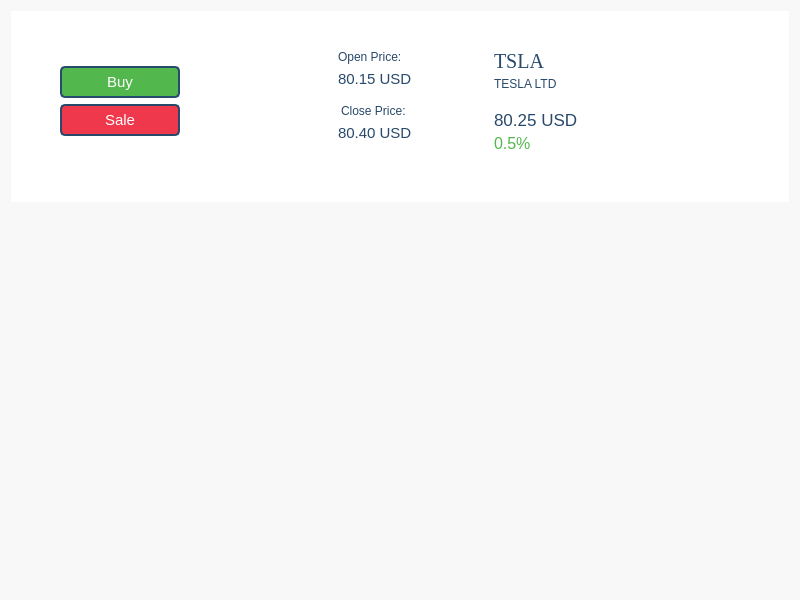
Qt form view/ui/stock_info.ui (MYI26/My_Portfolio_Manager) before a commit.
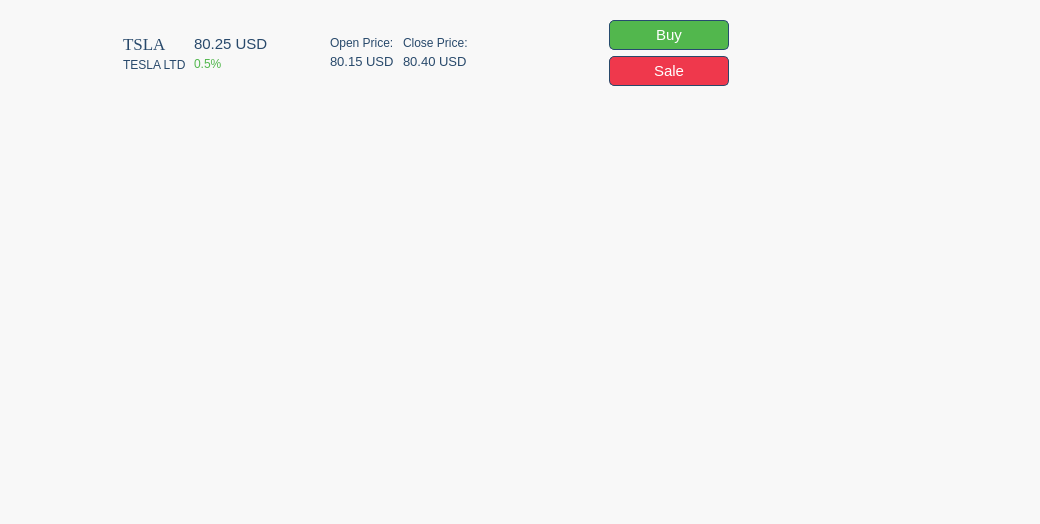
The same form after that commit. Icons and pictures are not drawn.

Commit message:
Enhance Portfolio and Stock Info Views
- Added a new signal in PortfolioView to emit selected stock symbols.
- Connected item click events in the stock list to emit the selected stock symbol.
- Updated UI dimensions for stock chart and stock info views for better layout.
- Modified layout directions and margins for improved visual alignment.
- Changed button styles and added new buttons for buying and selling stocks.
- Updated stock information labels to reflect current data and improved styling.

What changed in the file:
```diff
--- a/view/ui/stock_info.ui
+++ b/view/ui/stock_info.ui
@@ -6,8 +6,8 @@
    <rect>
     <x>0</x>
     <y>0</y>
-    <width>800</width>
-    <height>600</height>
+    <width>1040</width>
+    <height>524</height>
    </rect>
   </property>
   <property name="styleSheet">
@@ -16,10 +16,10 @@
 </string>
   </property>
   <layout class="QVBoxLayout" name="mainLayout">
-   <item>
+   <item alignment="Qt::AlignTop">
     <widget class="QFrame" name="frameHeader">
      <property name="sizePolicy">
-      <sizepolicy hsizetype="Preferred" vsizetype="Fixed">
+      <sizepolicy hsizetype="Preferred" vsizetype="Preferred">
        <horstretch>0</horstretch>
        <verstretch>0</verstretch>
       </sizepolicy>
@@ -30,245 +30,116 @@
        <height>0</height>
       </size>
      </property>
+     <property name="layoutDirection">
+      <enum>Qt::LeftToRight</enum>
+     </property>
      <property name="styleSheet">
       <string notr="true">color: rgb(40, 73, 107);
-background-color: rgb(255, 255, 255);</string>
+</string>
      </property>
-     <layout class="QHBoxLayout" name="headerLayout">
-      <property name="topMargin">
-       <number>30</number>
-      </property>
-      <property name="bottomMargin">
+     <layout class="QHBoxLayout" name="horizontalLayout_2">
+      <property name="leftMargin">
        <number>40</number>
       </property>
-      <item alignment="Qt::AlignHCenter|Qt::AlignVCenter">
-       <widget class="QFrame" name="frameActions">
-        <property name="enabled">
-         <bool>true</bool>
-        </property>
+      <property name="rightMargin">
+       <number>300</number>
+      </property>
+      <item alignment="Qt::AlignLeft|Qt::AlignVCenter">
+       <widget class="QFrame" name="frameLogo">
         <property name="sizePolicy">
-         <sizepolicy hsizetype="Fixed" vsizetype="Preferred">
+         <sizepolicy hsizetype="Preferred" vsizetype="Preferred">
           <horstretch>0</horstretch>
           <verstretch>0</verstretch>
          </sizepolicy>
         </property>
         <property name="minimumSize">
          <size>
-          <width>200</width>
+          <width>0</width>
           <height>0</height>
          </size>
         </property>
-        <layout class="QVBoxLayout" name="actionsLayout">
-         <property name="leftMargin">
-          <number>40</number>
-         </property>
-         <property name="rightMargin">
-          <number>40</number>
-         </property>
-         <item>
-          <widget class="QPushButton" name="btnBuy">
-           <property name="sizePolicy">
-            <sizepolicy hsizetype="Fixed" vsizetype="Fixed">
-             <horstretch>0</horstretch>
-             <verstretch>0</verstretch>
-            </sizepolicy>
-           </property>
-           <property name="minimumSize">
-            <size>
-             <width>120</width>
-             <height>30</height>
-            </size>
-           </property>
-           <property name="font">
-            <font>
-             <pointsize>11</pointsize>
-            </font>
-           </property>
-           <property name="styleSheet">
-            <string notr="true">border: 2px solid #274b6f;
-border-radius: 5px;
-padding: 5px 10px;
-background-color: #52b74d;
-color: rgb(255, 255, 255);</string>
-           </property>
-           <property name="text">
-            <string>Buy</string>
-           </property>
-          </widget>
-         </item>
-         <item>
-          <widget class="QPushButton" name="btnSale">
-           <property name="sizePolicy">
-            <sizepolicy hsizetype="Fixed" vsizetype="Fixed">
-             <horstretch>0</horstretch>
-             <verstretch>0</verstretch>
-            </sizepolicy>
-           </property>
-           <property name="minimumSize">
-            <size>
-             <width>120</width>
-             <height>30</height>
-            </size>
-           </property>
-           <property name="font">
-            <font>
-             <pointsize>11</pointsize>
-             <italic>false</italic>
-             <bold>false</bold>
-             <kerning>true</kerning>
-            </font>
-           </property>
-           <property name="cursor">
-            <cursorShape>ArrowCursor</cursorShape>
-           </property>
-           <property name="mouseTracking">
-            <bool>false</bool>
-           </property>
-           <property name="styleSheet">
-            <string notr="true">border: 2px solid #28496a;
-border-radius: 5px;
-padding: 5px 10px;
-background-color: #ef384c;
-color: rgb(255, 255, 255);</string>
-           </property>
-           <property name="text">
-            <string>Sale</string>
-           </property>
-          </widget>
-         </item>
-        </layout>
-       </widget>
-      </item>
-      <item>
-       <widget class="QFrame" name="frame">
         <property name="frameShape">
-         <enum>QFrame::StyledPanel</enum>
+         <enum>QFrame::NoFrame</enum>
         </property>
         <property name="frameShadow">
          <enum>QFrame::Raised</enum>
         </property>
-       </widget>
-      </item>
-      <item>
-       <widget class="QFrame" name="frameData">
-        <property name="sizePolicy">
-         <sizepolicy hsizetype="Fixed" vsizetype="Preferred">
-          <horstretch>0</horstretch>
-          <verstretch>0</verstretch>
-         </sizepolicy>
+        <property name="lineWidth">
+         <number>0</number>
         </property>
-        <property name="minimumSize">
-         <size>
-          <width>150</width>
-          <height>0</height>
-         </size>
-        </property>
-        <property name="styleSheet">
-         <string notr="true"/>
-        </property>
-        <layout class="QVBoxLayout" name="dataLayout">
-         <property name="leftMargin">
-          <number>20</number>
-         </property>
-         <item>
-          <widget class="QLabel" name="labelOpen">
+        <layout class="QVBoxLayout" name="verticalLayout_4">
+         <item alignment="Qt::AlignHCenter">
+          <widget class="QLabel" name="labelLogo">
            <property name="text">
-            <string>Open Price: </string>
+            <string/>
            </property>
-          </widget>
-         </item>
-         <item>
-          <widget class="QLabel" name="openPriceValue">
-           <property name="font">
-            <font>
-             <pointsize>11</pointsize>
-            </font>
+           <property name="pixmap">
+            <pixmap>../../resources/logos/tesla.png</pixmap>
            </property>
-           <property name="text">
-            <string>80.15 USD</string>
+           <property name="scaledContents">
+            <bool>false</bool>
            </property>
-           <property name="margin">
-            <number>0</number>
-           </property>
           </widget>
          </item>
-         <item>
-          <widget class="QLabel" name="labelClose">
-           <property name="styleSheet">
-            <string notr="true">margin-top: 10px;</string>
-           </property>
-           <property name="text">
-            <string>Close Price: </string>
-           </property>
-           <property name="alignment">
-            <set>Qt::AlignLeading|Qt::AlignLeft|Qt::AlignVCenter</set>
-           </property>
-           <property name="margin">
-            <number>0</number>
-           </property>
-          </widget>
-         </item>
-         <item>
-          <widget class="QLabel" name="ClosePriceValue">
-           <property name="font">
-            <font>
-             <pointsize>11</pointsize>
-            </font>
-           </property>
-           <property name="text">
-            <string>80.40 USD</string>
-           </property>
-          </widget>
-         </item>
-         <item>
-          <spacer name="verticalSpacer_2">
-           <property name="orientation">
-            <enum>Qt::Vertical</enum>
-           </property>
-           <property name="sizeHint" stdset="0">
-            <size>
-             <width>20</width>
-             <height>5</height>
-            </size>
-           </property>
-          </spacer>
-         </item>
         </layout>
        </widget>
       </item>
-      <item>
+      <item alignment="Qt::AlignVCenter">
        <widget class="QFrame" name="frameName">
         <property name="sizePolicy">
-         <sizepolicy hsizetype="Fixed" vsizetype="Preferred">
+         <sizepolicy hsizetype="Preferred" vsizetype="Preferred">
           <horstretch>0</horstretch>
           <verstretch>0</verstretch>
          </sizepolicy>
         </property>
         <property name="minimumSize">
          <size>
-          <width>150</width>
+          <width>0</width>
           <height>0</height>
          </size>
         </property>
+        <property name="maximumSize">
+         <size>
+          <width>65</width>
+          <height>16777215</height>
+         </size>
+        </property>
+        <property name="font">
+         <font>
+          <pointsize>1</pointsize>
+         </font>
+        </property>
         <property name="autoFillBackground">
          <bool>false</bool>
         </property>
         <property name="styleSheet">
          <string notr="true"/>
         </property>
-        <layout class="QVBoxLayout" name="nameLayout">
+        <property name="lineWidth">
+         <number>0</number>
+        </property>
+        <layout class="QVBoxLayout" name="verticalLayout">
          <property name="spacing">
           <number>4</number>
          </property>
          <property name="leftMargin">
-          <number>20</number>
+          <number>0</number>
+         </property>
+         <property name="topMargin">
+          <number>0</number>
+         </property>
+         <property name="rightMargin">
+          <number>0</number>
+         </property>
+         <property name="bottomMargin">
+          <number>0</number>
          </property>
          <item>
           <widget class="QLabel" name="labelSymbol">
            <property name="font">
             <font>
              <family>Times New Roman</family>
-             <pointsize>15</pointsize>
+             <pointsize>13</pointsize>
              <kerning>true</kerning>
             </font>
            </property>
@@ -290,24 +161,44 @@
            </property>
           </widget>
          </item>
-         <item>
-          <spacer name="verticalSpacer">
-           <property name="orientation">
-            <enum>Qt::Vertical</enum>
-           </property>
-           <property name="sizeHint" stdset="0">
-            <size>
-             <width>20</width>
-             <height>15</height>
-            </size>
-           </property>
-          </spacer>
-         </item>
-         <item>
+        </layout>
+       </widget>
+      </item>
+      <item alignment="Qt::AlignVCenter">
+       <widget class="QFrame" name="frame_2">
+        <property name="minimumSize">
+         <size>
+          <width>130</width>
+          <height>0</height>
+         </size>
+        </property>
+        <property name="frameShape">
+         <enum>QFrame::StyledPanel</enum>
+        </property>
+        <property name="frameShadow">
+         <enum>QFrame::Raised</enum>
+        </property>
+        <layout class="QVBoxLayout" name="verticalLayout_2">
+         <property name="spacing">
+          <number>4</number>
+         </property>
+         <property name="leftMargin">
+          <number>0</number>
+         </property>
+         <property name="topMargin">
+          <number>0</number>
+         </property>
+         <property name="rightMargin">
+          <number>9</number>
+         </property>
+         <property name="bottomMargin">
+          <number>0</number>
+         </property>
+         <item alignment="Qt::AlignTop">
           <widget class="QLabel" name="labelCurntPriceValue">
            <property name="font">
             <font>
-             <pointsize>13</pointsize>
+             <pointsize>11</pointsize>
             </font>
            </property>
            <property name="styleSheet">
@@ -323,7 +214,7 @@
            <property name="font">
             <font>
              <family>Arial</family>
-             <pointsize>12</pointsize>
+             <pointsize>9</pointsize>
             </font>
            </property>
            <property name="styleSheet">
@@ -337,45 +228,236 @@
         </layout>
        </widget>
       </item>
-      <item>
-       <widget class="QFrame" name="frameLogo">
+      <item alignment="Qt::AlignVCenter">
+       <widget class="QFrame" name="frameData">
         <property name="sizePolicy">
-         <sizepolicy hsizetype="Fixed" vsizetype="Preferred">
+         <sizepolicy hsizetype="Preferred" vsizetype="Preferred">
           <horstretch>0</horstretch>
           <verstretch>0</verstretch>
          </sizepolicy>
         </property>
         <property name="minimumSize">
          <size>
-          <width>150</width>
+          <width>0</width>
+          <height>0</height>
+         </size>
+        </property>
+        <property name="maximumSize">
+         <size>
+          <width>80</width>
+          <height>16777215</height>
+         </size>
+        </property>
+        <property name="styleSheet">
+         <string notr="true"/>
+        </property>
+        <property name="lineWidth">
+         <number>0</number>
+        </property>
+        <layout class="QVBoxLayout" name="dataLayout">
+         <property name="spacing">
+          <number>4</number>
+         </property>
+         <property name="leftMargin">
+          <number>0</number>
+         </property>
+         <property name="topMargin">
+          <number>0</number>
+         </property>
+         <property name="rightMargin">
+          <number>0</number>
+         </property>
+         <property name="bottomMargin">
+          <number>0</number>
+         </property>
+         <item alignment="Qt::AlignLeft">
+          <widget class="QLabel" name="labelOpen">
+           <property name="text">
+            <string>Open Price: </string>
+           </property>
+          </widget>
+         </item>
+         <item>
+          <widget class="QLabel" name="openPriceValue">
+           <property name="font">
+            <font>
+             <pointsize>10</pointsize>
+            </font>
+           </property>
+           <property name="text">
+            <string>80.15 USD</string>
+           </property>
+           <property name="margin">
+            <number>0</number>
+           </property>
+          </widget>
+         </item>
+        </layout>
+       </widget>
+      </item>
+      <item alignment="Qt::AlignVCenter">
+       <widget class="QFrame" name="frame">
+        <property name="minimumSize">
+         <size>
+          <width>200</width>
           <height>0</height>
          </size>
         </property>
         <property name="frameShape">
-         <enum>QFrame::StyledPanel</enum>
+         <enum>QFrame::NoFrame</enum>
         </property>
         <property name="frameShadow">
          <enum>QFrame::Raised</enum>
         </property>
-        <widget class="QLabel" name="labelLogo">
-         <property name="geometry">
-          <rect>
-           <x>30</x>
-           <y>0</y>
-           <width>101</width>
-           <height>121</height>
-          </rect>
+        <property name="lineWidth">
+         <number>0</number>
+        </property>
+        <layout class="QVBoxLayout" name="verticalLayout_3">
+         <property name="spacing">
+          <number>4</number>
          </property>
-         <property name="text">
-          <string/>
+         <property name="leftMargin">
+          <number>0</number>
          </property>
-         <property name="pixmap">
-          <pixmap>../../../resources/logos/logo.png</pixmap>
+         <property name="topMargin">
+          <number>0</number>
          </property>
-         <property name="scaledContents">
-          <bool>true</bool>
+         <property name="bottomMargin">
+          <number>0</number>
          </property>
-        </widget>
+         <item>
+          <widget class="QLabel" name="labelClose">
+           <property name="styleSheet">
+            <string notr="true"/>
+           </property>
+           <property name="text">
+            <string>Close Price: </string>
+           </property>
+           <property name="alignment">
+            <set>Qt::AlignLeading|Qt::AlignLeft|Qt::AlignVCenter</set>
+           </property>
+           <property name="margin">
+            <number>0</number>
+           </property>
+          </widget>
+         </item>
+         <item>
+          <widget class="QLabel" name="ClosePriceValue">
+           <property name="font">
+            <font>
+             <pointsize>10</pointsize>
+            </font>
+           </property>
+           <property name="text">
+            <string>80.40 USD</string>
+           </property>
+          </widget>
+         </item>
+        </layout>
+       </widget>
+      </item>
+      <item alignment="Qt::AlignVCenter">
+       <widget class="QFrame" name="frameActions">
+        <property name="enabled">
+         <bool>true</bool>
+        </property>
+        <property name="sizePolicy">
+         <sizepolicy hsizetype="Preferred" vsizetype="Preferred">
+          <horstretch>0</horstretch>
+          <verstretch>0</verstretch>
+         </sizepolicy>
+        </property>
+        <property name="minimumSize">
+         <size>
+          <width>0</width>
+          <height>0</height>
+         </size>
+        </property>
+        <layout class="QVBoxLayout" name="actionsLayout">
+         <property name="leftMargin">
+          <number>0</number>
+         </property>
+         <property name="topMargin">
+          <number>0</number>
+         </property>
+         <property name="rightMargin">
+          <number>0</number>
+         </property>
+         <property name="bottomMargin">
+          <number>0</number>
+         </property>
+         <item>
+          <widget class="QPushButton" name="btnBuy">
+           <property name="sizePolicy">
+            <sizepolicy hsizetype="Fixed" vsizetype="Fixed">
+             <horstretch>0</horstretch>
+             <verstretch>0</verstretch>
+            </sizepolicy>
+           </property>
+           <property name="minimumSize">
+            <size>
+             <width>120</width>
+             <height>30</height>
+            </size>
+           </property>
+           <property name="font">
+            <font>
+             <pointsize>11</pointsize>
+            </font>
+           </property>
+           <property name="styleSheet">
+            <string notr="true">border: 1px solid #274b6f;
+border-radius: 5px;
+padding: 5px 10px;
+background-color: #52b74d;
+color: rgb(255, 255, 255);</string>
+           </property>
+           <property name="text">
+            <string>Buy</string>
+           </property>
+          </widget>
+         </item>
+         <item>
+          <widget class="QPushButton" name="btnSale">
+           <property name="sizePolicy">
+            <sizepolicy hsizetype="Fixed" vsizetype="Fixed">
+             <horstretch>0</horstretch>
+             <verstretch>0</verstretch>
+            </sizepolicy>
+           </property>
+           <property name="minimumSize">
+            <size>
+             <width>120</width>
+             <height>30</height>
+            </size>
+           </property>
+           <property name="font">
+            <font>
+             <pointsize>11</pointsize>
+             <italic>false</italic>
+             <bold>false</bold>
+             <kerning>true</kerning>
+            </font>
+           </property>
+           <property name="cursor">
+            <cursorShape>ArrowCursor</cursorShape>
+           </property>
+           <property name="mouseTracking">
+            <bool>false</bool>
+           </property>
+           <property name="styleSheet">
+            <string notr="true">border: 1px solid #28496a;
+border-radius: 5px;
+padding: 5px 10px;
+background-color: #ef384c;
+color: rgb(255, 255, 255);</string>
+           </property>
+           <property name="text">
+            <string>Sale</string>
+           </property>
+          </widget>
+         </item>
+        </layout>
        </widget>
       </item>
      </layout>
@@ -383,6 +465,12 @@
    </item>
    <item>
     <widget class="QFrame" name="frameChart">
+     <property name="minimumSize">
+      <size>
+       <width>0</width>
+       <height>400</height>
+      </size>
+     </property>
      <layout class="QVBoxLayout" name="chartLayout"/>
     </widget>
    </item>
```
The commit also changes 7 other files.
